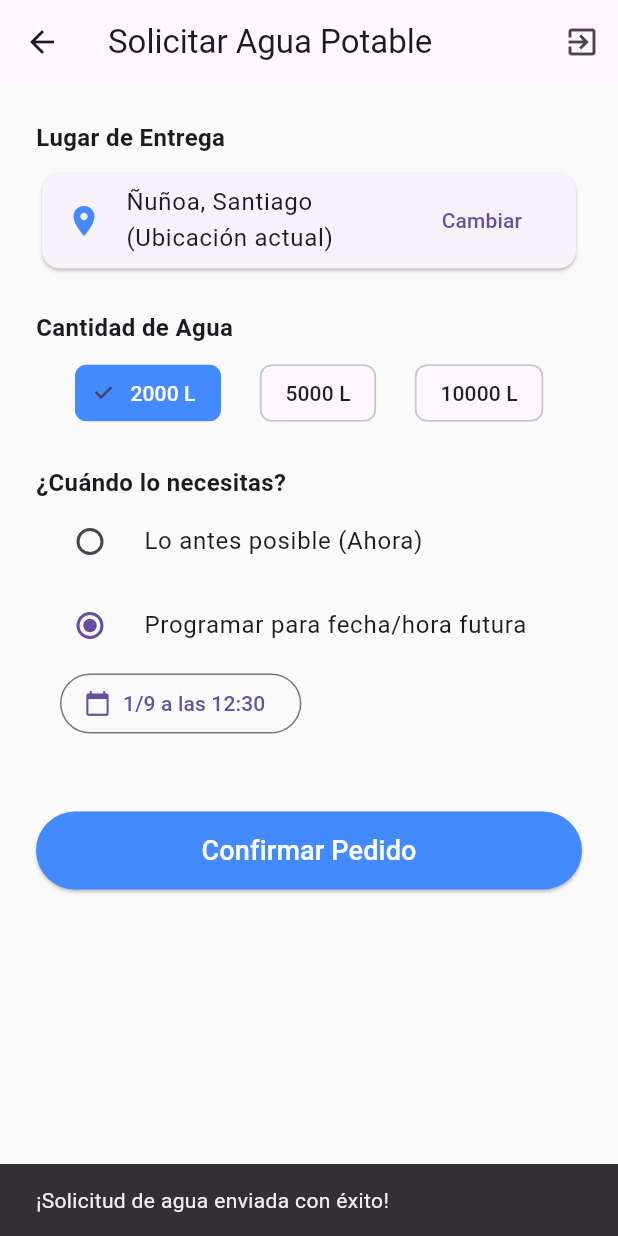
After one commit to capanozo/aguapp, a Flutter app: the ClientRequestScreen screen opened directly, after a tap on "Programar para fecha/hora futura", after a tap on "Confirmar Pedido", on a phone screen of 412 x 824 dp. The commit adds this screen. Run offline on Flutter 3.47's test engine with Material 3 defaults, Android fonts, the phone set to English and light mode, and no system bars; our stand-ins replace cloud_firestore, firebase_auth, firebase_core; accounts and stored records are empty.

Commit message:
feat: H1 - pantalla de solicitud de agua para clientes integrada con Firestore

```diff
--- a/lib/main.dart
+++ b/lib/main.dart
@@ -1,3 +1,4 @@
+import 'screens/client_request_screen.dart';
 import 'package:flutter/material.dart';
 import 'package:firebase_core/firebase_core.dart';
 import 'package:firebase_auth/firebase_auth.dart';
@@ -262,3 +263,8 @@ class HomeScreen extends StatelessWidget {
     );
   }
 }
+//lo que habria que rremplazar pero no se donde (YO CREO VA EN LAS 248):
+// Si el usuario es cliente, cargamos la pantalla de solicitud directamente:
+//if (!isDriver) {
+//  return const ClientRequestScreen();
+//}
--- /dev/null
+++ b/lib/screens/client_request_screen.dart
@@ -0,0 +1,177 @@
+import 'package:flutter/material.dart';
+import 'package:firebase_auth/firebase_auth.dart';
+import 'package:cloud_firestore/cloud_firestore.dart';
+
+class ClientRequestScreen extends StatefulWidget {
+  const ClientRequestScreen({Key? key}) : super(key: key);
+
+  @override
+  State<ClientRequestScreen> createState() => _ClientRequestScreenState();
+}
+
+class _ClientRequestScreenState extends State<ClientRequestScreen> {
+  int _selectedLiters = 2000;
+  bool _isImmediate = true;
+  DateTime _scheduledDate = DateTime.now().add(const Duration(hours: 2));
+  String _addressText = "Ñuñoa, Santiago (Ubicación actual)";
+  bool _isSubmitting = false;
+
+  Future<void> _createOrder() async {
+    final user = FirebaseAuth.instance.currentUser;
+    if (user == null) return;
+
+    setState(() => _isSubmitting = true);
+
+    try {
+      await FirebaseFirestore.instance.collection('water_orders').add({
+        'clientId': user.uid,
+        'requestedLiters': _selectedLiters,
+        'actualDeliveredLiters': _selectedLiters,
+        'deliveryLocation': {
+          'addressText': _addressText,
+          'lat': -33.4560, // Coordenadas base
+          'lng': -70.6480,
+        },
+        'isImmediate': _isImmediate,
+        'scheduledFor': _isImmediate ? DateTime.now().toIso8601String() : _scheduledDate.toIso8601String(),
+        'status': 'PENDING', // PENDING -> OFFERED -> ACCEPTED -> IN_TRANSIT -> COMPLETED
+        'createdAt': FieldValue.serverTimestamp(),
+      });
+
+      if (mounted) {
+        ScaffoldMessenger.of(context).showSnackBar(
+          const SnackBar(content: Text('¡Solicitud de agua enviada con éxito!')),
+        );
+      }
+    } catch (e) {
+      if (mounted) {
+        ScaffoldMessenger.of(context).showSnackBar(
+          SnackBar(content: Text('Error al enviar solicitud: $e')),
+        );
+      }
+    } finally {
+      if (mounted) setState(() => _isSubmitting = false);
+    }
+  }
+
+  @override
+  Widget build(BuildContext context) {
+    return Scaffold(
+      appBar: AppBar(
+        title: const Text('Solicitar Agua Potable'),
+        actions: [
+          IconButton(
+            icon: const Icon(Icons.exit_to_app),
+            onPressed: () => FirebaseAuth.instance.signOut(),
+          )
+        ],
+      ),
+      body: SingleChildScrollView(
+        padding: const EdgeInsets.all(24.0),
+        child: Center(
+          child: Container(
+            constraints: const BoxConstraints(maxWidth: 500),
+            child: Column(
+              crossAxisAlignment: CrossAxisAlignment.start,
+              children: [
+                // Dirección de entrega
+                const Text("Lugar de Entrega", style: TextStyle(fontWeight: FontWeight.bold, fontSize: 16)),
+                const SizedBox(height: 8),
+                Card(
+                  child: ListTile(
+                    leading: const Icon(Icons.location_on, color: Colors.blueAccent),
+                    title: Text(_addressText),
+                    trailing: TextButton(
+                      onPressed: () {
+                        // Conexión futura a Google Places
+                      },
+                      child: const Text("Cambiar"),
+                    ),
+                  ),
+                ),
+                const SizedBox(height: 24),
+
+                // Selector de Volumen
+                const Text("Cantidad de Agua", style: TextStyle(fontWeight: FontWeight.bold, fontSize: 16)),
+                const SizedBox(height: 8),
+                Row(
+                  mainAxisAlignment: MainAxisAlignment.spaceEvenly,
+                  children: [2000, 5000, 10000].map((liters) {
+                    final isSelected = _selectedLiters == liters;
+                    return ChoiceChip(
+                      label: Text("$liters L"),
+                      selected: isSelected,
+                      selectedColor: Colors.blueAccent,
+                      labelStyle: TextStyle(color: isSelected ? Colors.white : Colors.black87),
+                      onSelected: (selected) {
+                        if (selected) setState(() => _selectedLiters = liters);
+                      },
+                    );
+                  }).toList(),
+                ),
+                const SizedBox(height: 24),
+
+                // Programación de Despacho
+                const Text("¿Cuándo lo necesitas?", style: TextStyle(fontWeight: FontWeight.bold, fontSize: 16)),
+                RadioListTile<bool>(
+                  title: const Text("Lo antes posible (Ahora)"),
+                  value: true,
+                  groupValue: _isImmediate,
+                  onChanged: (val) => setState(() => _isImmediate = val!),
+                ),
+                RadioListTile<bool>(
+                  title: const Text("Programar para fecha/hora futura"),
+                  value: false,
+                  groupValue: _isImmediate,
+                  onChanged: (val) => setState(() => _isImmediate = val!),
+                ),
+                if (!_isImmediate)
+                  Padding(
+                    padding: const EdgeInsets.only(left: 16.0, bottom: 16.0),
+                    child: OutlinedButton.icon(
+                      icon: const Icon(Icons.calendar_today),
+                      label: Text("${_scheduledDate.day}/${_scheduledDate.month} a las ${_scheduledDate.hour}:${_scheduledDate.minute.toString().padLeft(2, '0')}"),
+                      onPressed: () async {
+                        final date = await showDatePicker(
+                          context: context,
+                          initialDate: DateTime.now(),
+                          firstDate: DateTime.now(),
+                          lastDate: DateTime.now().add(const Duration(days: 30)),
+                        );
+                        if (date != null) {
+                          final time = await showTimePicker(
+                            context: context,
+                            initialTime: TimeOfDay.now(),
+                          );
+                          if (time != null) {
+                            setState(() {
+                              _scheduledDate = DateTime(date.year, date.month, date.day, time.hour, time.minute);
+                            });
+                          }
+                        }
+                      },
+                    ),
+                  ),
+
+                const SizedBox(height: 32),
+
+                // Botón Principal
+                SizedBox(
+                  width: double.infinity,
+                  height: 52,
+                  child: ElevatedButton(
+                    style: ElevatedButton.styleFrom(backgroundColor: Colors.blueAccent),
+                    onPressed: _isSubmitting ? null : _createOrder,
+                    child: _isSubmitting
+                        ? const CircularProgressIndicator(color: Colors.white)
+                        : const Text('Confirmar Pedido', style: TextStyle(fontSize: 18, color: Colors.white)),
+                  ),
+                ),
+              ],
+            ),
+          ),
+        ),
+      ),
+    );
+  }
+}
```
